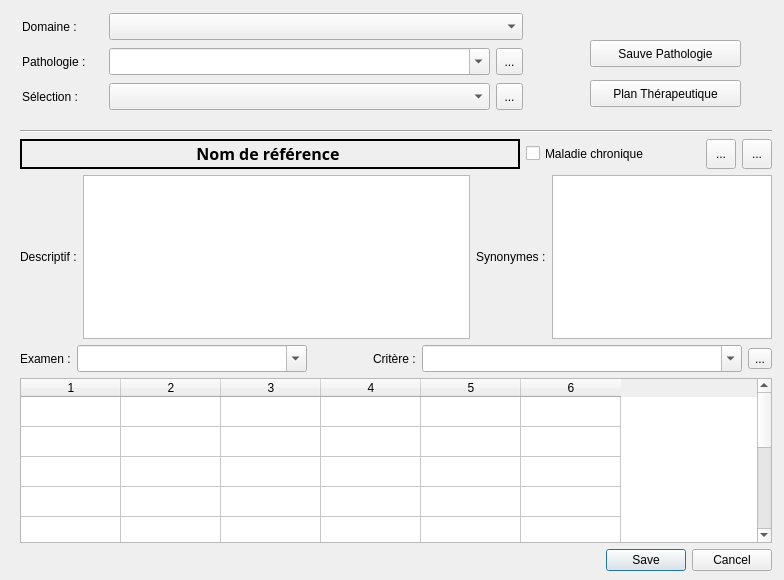
The window that VetGUI/Form_pathologie.ui (openvet/openvet) describes before a commit, drawn with Qt 5.
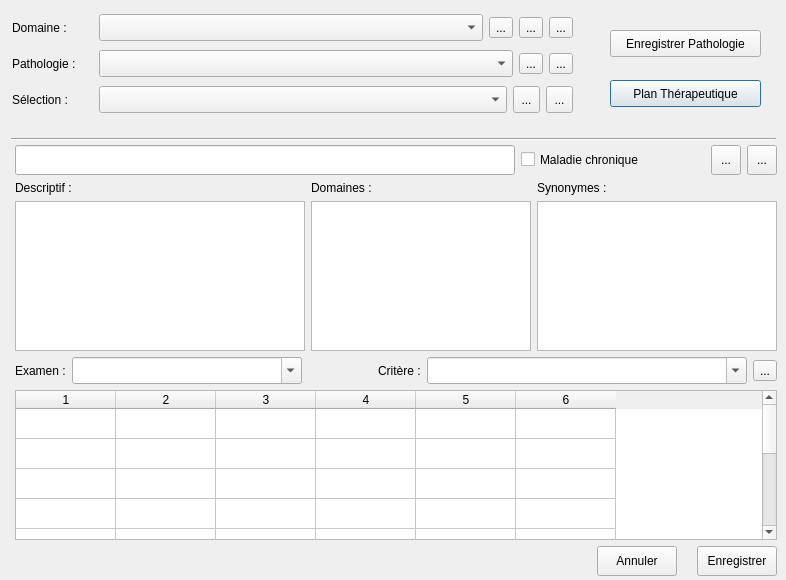
The same window after the commit. Icons and pictures are not drawn. Custom widgets are drawn as their Qt base class.

```diff
--- a/VetGUI/Form_pathologie.ui
+++ b/VetGUI/Form_pathologie.ui
@@ -6,7 +6,7 @@
    <rect>
     <x>0</x>
     <y>0</y>
-    <width>784</width>
+    <width>786</width>
     <height>580</height>
    </rect>
   </property>
@@ -23,7 +23,7 @@
   <widget class="QPushButton" name="pushButton_PlanTherapeutique">
    <property name="geometry">
     <rect>
-     <x>590</x>
+     <x>610</x>
      <y>80</y>
      <width>151</width>
      <height>27</height>
@@ -42,36 +42,351 @@
   <widget class="QWidget" name="layoutWidget">
    <property name="geometry">
     <rect>
-     <x>20</x>
-     <y>130</y>
-     <width>752</width>
-     <height>441</height>
+     <x>12</x>
+     <y>11</y>
+     <width>561</width>
+     <height>106</height>
     </rect>
    </property>
-   <layout class="QVBoxLayout" name="verticalLayout_3">
+   <layout class="QVBoxLayout" name="verticalLayout_2">
     <item>
-     <widget class="Line" name="line">
-      <property name="orientation">
-       <enum>Qt::Horizontal</enum>
-      </property>
-     </widget>
+     <layout class="QHBoxLayout" name="horizontalLayout_5">
+      <item>
+       <widget class="QLabel" name="label">
+        <property name="maximumSize">
+         <size>
+          <width>81</width>
+          <height>16777215</height>
+         </size>
+        </property>
+        <property name="text">
+         <string>Domaine :</string>
+        </property>
+        <property name="buddy">
+         <cstring>comboBox_PathologieDomaine</cstring>
+        </property>
+       </widget>
+      </item>
+      <item>
+       <widget class="MyComboBox" name="comboBox_PathologieDomaine">
+        <property name="minimumSize">
+         <size>
+          <width>0</width>
+          <height>27</height>
+         </size>
+        </property>
+        <property name="maximumSize">
+         <size>
+          <width>16777215</width>
+          <height>27</height>
+         </size>
+        </property>
+        <property name="styleSheet">
+         <string notr="true">selection-background-color: rgb(255, 255, 127);</string>
+        </property>
+        <property name="editable">
+         <bool>false</bool>
+        </property>
+       </widget>
+      </item>
+      <item>
+       <widget class="QToolButton" name="toolButton_DomaineSelection">
+        <property name="toolTip">
+         <string>Ajouter un domaine pour la pathologie en cours</string>
+        </property>
+        <property name="text">
+         <string>...</string>
+        </property>
+        <property name="icon">
+         <iconset resource="resources.qrc">
+          <normaloff>:/newPrefix/images/valid.png</normaloff>:/newPrefix/images/valid.png</iconset>
+        </property>
+        <property name="iconSize">
+         <size>
+          <width>20</width>
+          <height>20</height>
+         </size>
+        </property>
+       </widget>
+      </item>
+      <item>
+       <widget class="QToolButton" name="toolButton_AddSelection_2">
+        <property name="toolTip">
+         <string>Créer un nouveau domaine</string>
+        </property>
+        <property name="text">
+         <string>...</string>
+        </property>
+        <property name="icon">
+         <iconset resource="resources.qrc">
+          <normaloff>:/newPrefix/images/add1.png</normaloff>:/newPrefix/images/add1.png</iconset>
+        </property>
+        <property name="iconSize">
+         <size>
+          <width>20</width>
+          <height>20</height>
+         </size>
+        </property>
+       </widget>
+      </item>
+      <item>
+       <widget class="QToolButton" name="toolButton_DeleteDommaine">
+        <property name="toolTip">
+         <string>Supprimer ce domaine</string>
+        </property>
+        <property name="text">
+         <string>...</string>
+        </property>
+        <property name="icon">
+         <iconset resource="resources.qrc">
+          <normaloff>:/newPrefix/images/delete2.png</normaloff>:/newPrefix/images/delete2.png</iconset>
+        </property>
+        <property name="iconSize">
+         <size>
+          <width>20</width>
+          <height>20</height>
+         </size>
+        </property>
+       </widget>
+      </item>
+     </layout>
     </item>
+    <item>
+     <layout class="QHBoxLayout" name="horizontalLayout_6">
+      <item>
+       <widget class="QLabel" name="label_2">
+        <property name="maximumSize">
+         <size>
+          <width>81</width>
+          <height>16777215</height>
+         </size>
+        </property>
+        <property name="text">
+         <string>Pathologie :</string>
+        </property>
+        <property name="buddy">
+         <cstring>comboBox_PathologiePathologie</cstring>
+        </property>
+       </widget>
+      </item>
+      <item>
+       <widget class="MyComboBox" name="comboBox_PathologiePathologie">
+        <property name="minimumSize">
+         <size>
+          <width>0</width>
+          <height>27</height>
+         </size>
+        </property>
+        <property name="maximumSize">
+         <size>
+          <width>16777215</width>
+          <height>27</height>
+         </size>
+        </property>
+        <property name="toolTip">
+         <string>Pour ajouter une nouvelle pathologie, tapez sont nom ici.</string>
+        </property>
+        <property name="styleSheet">
+         <string notr="true">selection-background-color: rgb(255, 255, 127);</string>
+        </property>
+        <property name="editable">
+         <bool>false</bool>
+        </property>
+       </widget>
+      </item>
+      <item>
+       <widget class="QToolButton" name="toolButton_AddPathologie">
+        <property name="toolTip">
+         <string>Créer une pathologie</string>
+        </property>
+        <property name="text">
+         <string>...</string>
+        </property>
+        <property name="icon">
+         <iconset resource="resources.qrc">
+          <normaloff>:/newPrefix/images/add1.png</normaloff>:/newPrefix/images/add1.png</iconset>
+        </property>
+        <property name="iconSize">
+         <size>
+          <width>20</width>
+          <height>20</height>
+         </size>
+        </property>
+       </widget>
+      </item>
+      <item>
+       <widget class="QToolButton" name="toolButton_DeletePathologie">
+        <property name="toolTip">
+         <string>Supprimer cette pathologie</string>
+        </property>
+        <property name="text">
+         <string>...</string>
+        </property>
+        <property name="icon">
+         <iconset resource="resources.qrc">
+          <normaloff>:/newPrefix/images/delete2.png</normaloff>:/newPrefix/images/delete2.png</iconset>
+        </property>
+        <property name="iconSize">
+         <size>
+          <width>20</width>
+          <height>20</height>
+         </size>
+        </property>
+       </widget>
+      </item>
+     </layout>
+    </item>
+    <item>
+     <layout class="QHBoxLayout" name="horizontalLayout_7">
+      <item>
+       <widget class="QLabel" name="label_3">
+        <property name="maximumSize">
+         <size>
+          <width>81</width>
+          <height>16777215</height>
+         </size>
+        </property>
+        <property name="text">
+         <string>Sélection :</string>
+        </property>
+        <property name="buddy">
+         <cstring>comboBox_PathologieSelection</cstring>
+        </property>
+       </widget>
+      </item>
+      <item>
+       <widget class="MyComboBox" name="comboBox_PathologieSelection">
+        <property name="minimumSize">
+         <size>
+          <width>0</width>
+          <height>27</height>
+         </size>
+        </property>
+        <property name="maximumSize">
+         <size>
+          <width>16777215</width>
+          <height>27</height>
+         </size>
+        </property>
+        <property name="styleSheet">
+         <string notr="true">selection-background-color: rgb(255, 255, 127);</string>
+        </property>
+       </widget>
+      </item>
+      <item>
+       <widget class="QToolButton" name="toolButton_AddSelection">
+        <property name="minimumSize">
+         <size>
+          <width>27</width>
+          <height>27</height>
+         </size>
+        </property>
+        <property name="maximumSize">
+         <size>
+          <width>27</width>
+          <height>27</height>
+         </size>
+        </property>
+        <property name="toolTip">
+         <string>Ajouter la pathologie en cours dans la selection</string>
+        </property>
+        <property name="text">
+         <string>...</string>
+        </property>
+        <property name="icon">
+         <iconset resource="resources.qrc">
+          <normaloff>:/newPrefix/images/add1.png</normaloff>:/newPrefix/images/add1.png</iconset>
+        </property>
+        <property name="iconSize">
+         <size>
+          <width>20</width>
+          <height>20</height>
+         </size>
+        </property>
+       </widget>
+      </item>
+      <item>
+       <widget class="QToolButton" name="toolButton_deleteSelection">
+        <property name="maximumSize">
+         <size>
+          <width>27</width>
+          <height>27</height>
+         </size>
+        </property>
+        <property name="toolTip">
+         <string>Supprimer cette pathologie de la selection</string>
+        </property>
+        <property name="text">
+         <string>...</string>
+        </property>
+        <property name="icon">
+         <iconset resource="resources.qrc">
+          <normaloff>:/newPrefix/images/delete2.png</normaloff>:/newPrefix/images/delete2.png</iconset>
+        </property>
+        <property name="iconSize">
+         <size>
+          <width>20</width>
+          <height>20</height>
+         </size>
+        </property>
+       </widget>
+      </item>
+     </layout>
+    </item>
+   </layout>
+  </widget>
+  <widget class="QPushButton" name="pushButton_SavePathologie">
+   <property name="geometry">
+    <rect>
+     <x>610</x>
+     <y>30</y>
+     <width>151</width>
+     <height>27</height>
+    </rect>
+   </property>
+   <property name="text">
+    <string>Enregistrer Pathologie</string>
+   </property>
+  </widget>
+  <widget class="Line" name="line">
+   <property name="geometry">
+    <rect>
+     <x>11</x>
+     <y>131</y>
+     <width>765</width>
+     <height>16</height>
+    </rect>
+   </property>
+   <property name="orientation">
+    <enum>Qt::Horizontal</enum>
+   </property>
+  </widget>
+  <widget class="QWidget" name="">
+   <property name="geometry">
+    <rect>
+     <x>15</x>
+     <y>145</y>
+     <width>762</width>
+     <height>431</height>
+    </rect>
+   </property>
+   <layout class="QVBoxLayout" name="verticalLayout_5">
     <item>
      <layout class="QHBoxLayout" name="horizontalLayout">
       <item>
-       <widget class="QLabel" name="label_NomPathologie">
+       <widget class="QLineEdit" name="lineEdit_NomReference">
         <property name="minimumSize">
+         <size>
+          <width>350</width>
+          <height>30</height>
+         </size>
+        </property>
+        <property name="maximumSize">
          <size>
           <width>500</width>
           <height>30</height>
          </size>
         </property>
-        <property name="maximumSize">
-         <size>
-          <width>16777215</width>
-          <height>30</height>
-         </size>
-        </property>
         <property name="font">
          <font>
           <family>Sans Serif</family>
@@ -80,20 +395,8 @@
           <bold>true</bold>
          </font>
         </property>
-        <property name="frameShape">
-         <enum>QFrame::Box</enum>
-        </property>
-        <property name="lineWidth">
-         <number>2</number>
-        </property>
-        <property name="text">
-         <string>Nom de référence </string>
-        </property>
-        <property name="textFormat">
-         <enum>Qt::RichText</enum>
-        </property>
-        <property name="alignment">
-         <set>Qt::AlignCenter</set>
+        <property name="toolTip">
+         <string>Modifier le nom de référence ici et Entrée pour valider</string>
         </property>
        </widget>
       </item>
@@ -133,8 +436,8 @@
         </property>
         <property name="iconSize">
          <size>
-          <width>24</width>
-          <height>24</height>
+          <width>20</width>
+          <height>20</height>
          </size>
         </property>
        </widget>
@@ -165,8 +468,8 @@
         </property>
         <property name="iconSize">
          <size>
-          <width>24</width>
-          <height>24</height>
+          <width>20</width>
+          <height>20</height>
          </size>
         </property>
        </widget>
@@ -176,37 +479,97 @@
     <item>
      <layout class="QHBoxLayout" name="horizontalLayout_3">
       <item>
-       <widget class="QLabel" name="label_5">
-        <property name="text">
-         <string>Descriptif :</string>
-        </property>
-        <property name="buddy">
-         <cstring>plainTextEdit_Descriptif</cstring>
-        </property>
-       </widget>
+       <layout class="QVBoxLayout" name="verticalLayout">
+        <item>
+         <widget class="QLabel" name="label_5">
+          <property name="maximumSize">
+           <size>
+            <width>16777215</width>
+            <height>30</height>
+           </size>
+          </property>
+          <property name="text">
+           <string>Descriptif :</string>
+          </property>
+          <property name="buddy">
+           <cstring>plainTextEdit_Descriptif</cstring>
+          </property>
+         </widget>
+        </item>
+        <item>
+         <widget class="QPlainTextEdit" name="plainTextEdit_Descriptif">
+          <property name="minimumSize">
+           <size>
+            <width>280</width>
+            <height>0</height>
+           </size>
+          </property>
+         </widget>
+        </item>
+       </layout>
       </item>
       <item>
-       <widget class="QPlainTextEdit" name="plainTextEdit_Descriptif"/>
+       <layout class="QVBoxLayout" name="verticalLayout_3">
+        <item>
+         <widget class="QLabel" name="label_9">
+          <property name="maximumSize">
+           <size>
+            <width>150</width>
+            <height>16777215</height>
+           </size>
+          </property>
+          <property name="text">
+           <string>Domaines :</string>
+          </property>
+          <property name="buddy">
+           <cstring>listWidget_Synonymes</cstring>
+          </property>
+         </widget>
+        </item>
+        <item>
+         <widget class="QListWidget" name="listWidget_Domaines">
+          <property name="minimumSize">
+           <size>
+            <width>200</width>
+            <height>0</height>
+           </size>
+          </property>
+          <property name="maximumSize">
+           <size>
+            <width>220</width>
+            <height>150</height>
+           </size>
+          </property>
+          <property name="toolTip">
+           <string>Double Click oiur supprimer un domaine de la liste</string>
+          </property>
+         </widget>
+        </item>
+       </layout>
       </item>
       <item>
-       <widget class="QLabel" name="label_8">
-        <property name="text">
-         <string>Synonymes :</string>
-        </property>
-        <property name="buddy">
-         <cstring>listWidget_Synonymes</cstring>
-        </property>
-       </widget>
-      </item>
-      <item>
-       <widget class="QListWidget" name="listWidget_Synonymes">
-        <property name="maximumSize">
-         <size>
-          <width>220</width>
-          <height>16777215</height>
-         </size>
-        </property>
-       </widget>
+       <layout class="QVBoxLayout" name="verticalLayout_4">
+        <item>
+         <widget class="QLabel" name="label_8">
+          <property name="text">
+           <string>Synonymes :</string>
+          </property>
+          <property name="buddy">
+           <cstring>listWidget_Synonymes</cstring>
+          </property>
+         </widget>
+        </item>
+        <item>
+         <widget class="QListWidget" name="listWidget_Synonymes">
+          <property name="maximumSize">
+           <size>
+            <width>240</width>
+            <height>16777215</height>
+           </size>
+          </property>
+         </widget>
+        </item>
+       </layout>
       </item>
      </layout>
     </item>
@@ -300,8 +663,8 @@
         </property>
         <property name="iconSize">
          <size>
-          <width>18</width>
-          <height>18</height>
+          <width>20</width>
+          <height>20</height>
          </size>
         </property>
        </widget>
@@ -351,217 +714,53 @@
      </layout>
     </item>
     <item>
-     <widget class="QDialogButtonBox" name="buttonBox">
-      <property name="orientation">
-       <enum>Qt::Horizontal</enum>
+     <layout class="QHBoxLayout" name="horizontalLayout_8">
+      <property name="spacing">
+       <number>20</number>
       </property>
-      <property name="standardButtons">
-       <set>QDialogButtonBox::Cancel|QDialogButtonBox::Save</set>
-      </property>
-     </widget>
-    </item>
-   </layout>
-  </widget>
-  <widget class="QWidget" name="layoutWidget">
-   <property name="geometry">
-    <rect>
-     <x>22</x>
-     <y>11</y>
-     <width>501</width>
-     <height>101</height>
-    </rect>
-   </property>
-   <layout class="QVBoxLayout" name="verticalLayout_2">
-    <item>
-     <layout class="QHBoxLayout" name="horizontalLayout_5">
       <item>
-       <widget class="QLabel" name="label">
-        <property name="maximumSize">
-         <size>
-          <width>81</width>
-          <height>16777215</height>
-         </size>
+       <spacer name="horizontalSpacer_3">
+        <property name="orientation">
+         <enum>Qt::Horizontal</enum>
         </property>
-        <property name="text">
-         <string>Domaine :</string>
-        </property>
-        <property name="buddy">
-         <cstring>comboBox_PathologieDomaine</cstring>
-        </property>
-       </widget>
-      </item>
-      <item>
-       <widget class="MyComboBox" name="comboBox_PathologieDomaine">
-        <property name="minimumSize">
+        <property name="sizeHint" stdset="0">
          <size>
-          <width>0</width>
-          <height>27</height>
+          <width>448</width>
+          <height>20</height>
          </size>
         </property>
-        <property name="maximumSize">
-         <size>
-          <width>16777215</width>
-          <height>27</height>
-         </size>
-        </property>
-        <property name="styleSheet">
-         <string notr="true">selection-background-color: rgb(255, 255, 127);</string>
-        </property>
-        <property name="editable">
-         <bool>false</bool>
-        </property>
-       </widget>
+       </spacer>
       </item>
-     </layout>
-    </item>
-    <item>
-     <layout class="QHBoxLayout" name="horizontalLayout_6">
       <item>
-       <widget class="QLabel" name="label_2">
-        <property name="maximumSize">
-         <size>
-          <width>81</width>
-          <height>16777215</height>
-         </size>
-        </property>
-        <property name="text">
-         <string>Pathologie :</string>
-        </property>
-        <property name="buddy">
-         <cstring>comboBox_PathologiePathologie</cstring>
-        </property>
-       </widget>
-      </item>
-      <item>
-       <widget class="MyComboBox" name="comboBox_PathologiePathologie">
+       <widget class="QPushButton" name="pushButton_Cancel">
         <property name="minimumSize">
          <size>
           <width>0</width>
-          <height>27</height>
+          <height>30</height>
          </size>
         </property>
-        <property name="maximumSize">
-         <size>
-          <width>16777215</width>
-          <height>27</height>
-         </size>
-        </property>
-        <property name="styleSheet">
-         <string notr="true">selection-background-color: rgb(255, 255, 127);</string>
-        </property>
-        <property name="editable">
-         <bool>true</bool>
-        </property>
-       </widget>
-      </item>
-      <item>
-       <widget class="QToolButton" name="toolButton_AddPathologie">
-        <property name="minimumSize">
-         <size>
-          <width>27</width>
-          <height>27</height>
-         </size>
-        </property>
-        <property name="maximumSize">
-         <size>
-          <width>27</width>
-          <height>27</height>
-         </size>
-        </property>
         <property name="text">
-         <string>...</string>
+         <string>Annuler</string>
         </property>
-        <property name="icon">
-         <iconset resource="resources.qrc">
-          <normaloff>:/newPrefix/images/valid.png</normaloff>:/newPrefix/images/valid.png</iconset>
-        </property>
-        <property name="iconSize">
-         <size>
-          <width>24</width>
-          <height>24</height>
-         </size>
-        </property>
        </widget>
       </item>
-     </layout>
-    </item>
-    <item>
-     <layout class="QHBoxLayout" name="horizontalLayout_7">
       <item>
-       <widget class="QLabel" name="label_3">
-        <property name="maximumSize">
-         <size>
-          <width>81</width>
-          <height>16777215</height>
-         </size>
-        </property>
-        <property name="text">
-         <string>Sélection :</string>
-        </property>
-        <property name="buddy">
-         <cstring>comboBox_PathologieSelection</cstring>
-        </property>
-       </widget>
-      </item>
-      <item>
-       <widget class="MyComboBox" name="comboBox_PathologieSelection">
+       <widget class="QPushButton" name="pushButton_Save">
         <property name="minimumSize">
          <size>
           <width>0</width>
-          <height>27</height>
+          <height>30</height>
          </size>
         </property>
-        <property name="maximumSize">
-         <size>
-          <width>16777215</width>
-          <height>27</height>
-         </size>
-        </property>
-        <property name="styleSheet">
-         <string notr="true">selection-background-color: rgb(255, 255, 127);</string>
-        </property>
-       </widget>
-      </item>
-      <item>
-       <widget class="QToolButton" name="toolButton_deletePathologie">
-        <property name="maximumSize">
-         <size>
-          <width>27</width>
-          <height>27</height>
-         </size>
-        </property>
         <property name="text">
-         <string>...</string>
+         <string>Enregistrer</string>
         </property>
-        <property name="icon">
-         <iconset resource="resources.qrc">
-          <normaloff>:/newPrefix/images/delete2.png</normaloff>:/newPrefix/images/delete2.png</iconset>
-        </property>
-        <property name="iconSize">
-         <size>
-          <width>24</width>
-          <height>24</height>
-         </size>
-        </property>
        </widget>
       </item>
      </layout>
     </item>
    </layout>
   </widget>
-  <widget class="QPushButton" name="pushButton_PathologieSauve">
-   <property name="geometry">
-    <rect>
-     <x>590</x>
-     <y>40</y>
-     <width>151</width>
-     <height>27</height>
-    </rect>
-   </property>
-   <property name="text">
-    <string>Sauve Pathologie</string>
-   </property>
-  </widget>
  </widget>
  <customwidgets>
   <customwidget>
@@ -569,6 +768,11 @@
    <extends>QComboBox</extends>
    <header>Mywidgets</header>
   </customwidget>
+  <customwidget>
+   <class>MyTableWidget</class>
+   <extends>QTableWidget</extends>
+   <header>Mywidgets</header>
+  </customwidget>
  </customwidgets>
  <resources>
   <include location="resources.qrc"/>
```
Left out of the diff: 42 changed lines with no effect on the pictures.
